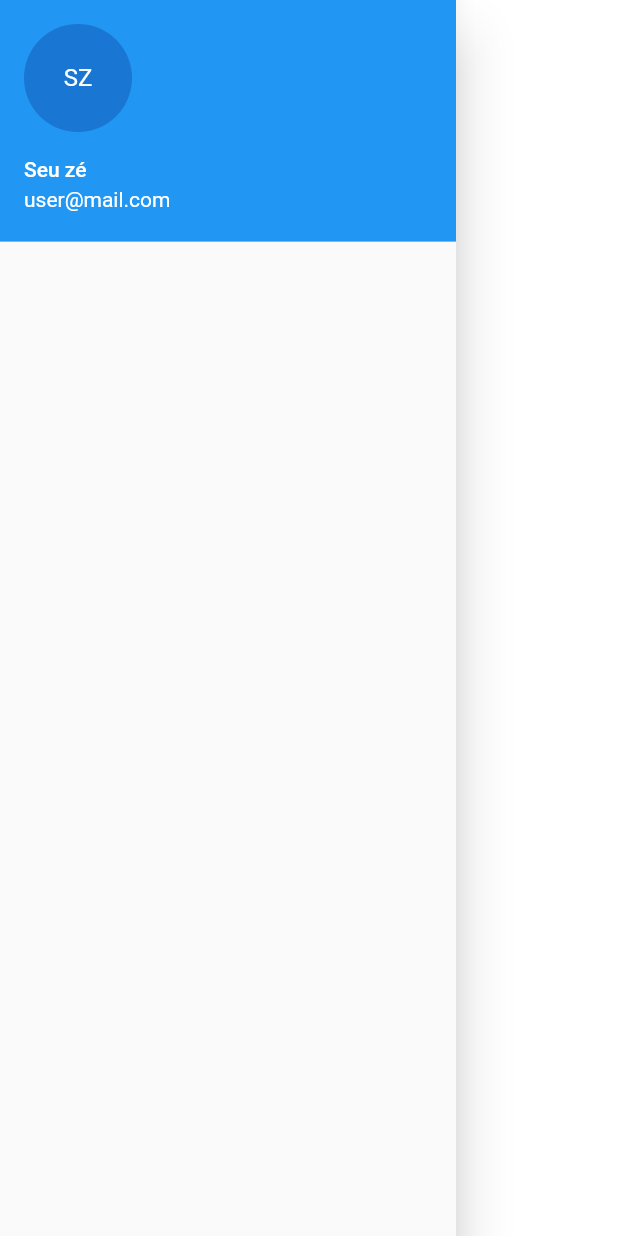
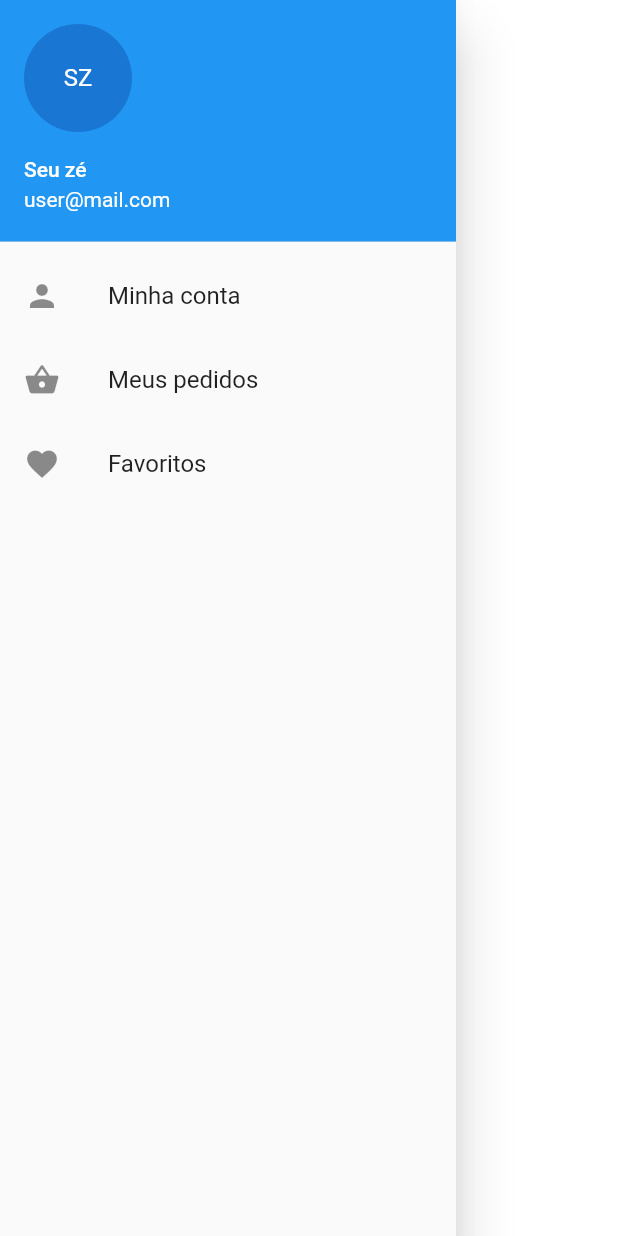
Before and after one commit to treinaweb/treinaweb-flutter-ui-cardapio-restaurantes, a Flutter app: what drawer() shows on an empty page, opened directly, on a phone screen of 412 x 824 dp. Run offline on Flutter 3.47's test engine with Material 2 defaults, Android fonts, the phone set to English and light mode, and no system bars.

Commit message:
05.02_Adicionando_Itens_Drawer

```diff
--- a/lib/screens/home/components/drawer.dart
+++ b/lib/screens/home/components/drawer.dart
@@ -1,4 +1,6 @@
 import 'package:flutter/material.dart';
+import 'package:ui_cardapio_restaurante/models/produto.dart';
+import 'package:ui_cardapio_restaurante/screens/detalhes/datalhes.dart';
 
 Drawer drawer(BuildContext context) {
   return Drawer(
@@ -11,7 +13,32 @@ Drawer drawer(BuildContext context) {
           currentAccountPicture: CircleAvatar(
             child: Text("SZ"),
           ),
-        )
+        ),
+        ListTile(
+          leading: Icon(Icons.person),
+          title: Text("Minha conta"),
+          onTap: () {
+            Navigator.pop(context);
+            //Navegar para outra página
+          },
+        ),
+        ListTile(
+          leading: Icon(Icons.shopping_basket),
+          title: Text("Meus pedidos"),
+          onTap: () {
+            Navigator.pop(context);
+            //Navegar para outra página
+
+          },
+        ),
+        ListTile(
+          leading: Icon(Icons.favorite),
+          title: Text("Favoritos"),
+          onTap: () {
+            Navigator.pop(context);
+            //Navegar para outra página
+          },
+        ),
       ],
     ),
   );
```
